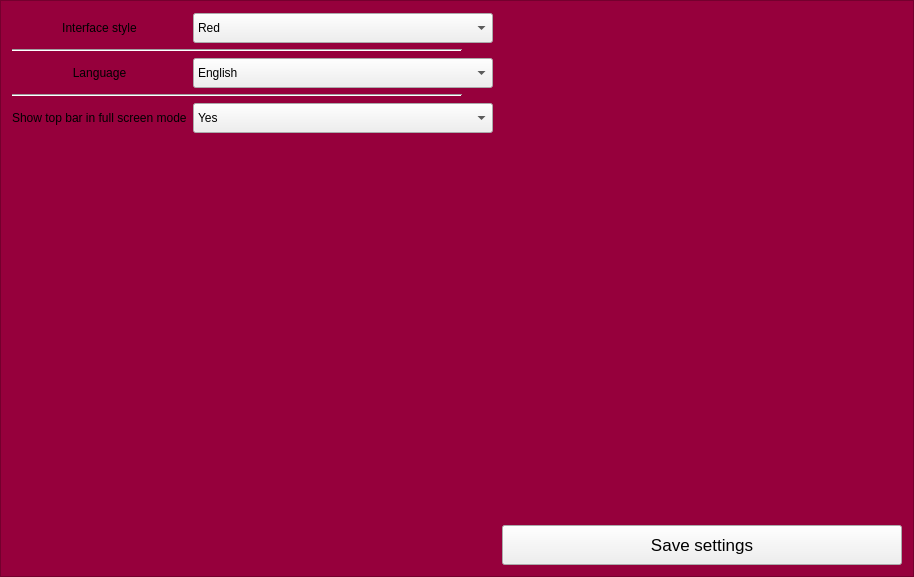
Qt form parser-test/settings_programlayout.ui (JerryShe/O-Reader) before a commit.
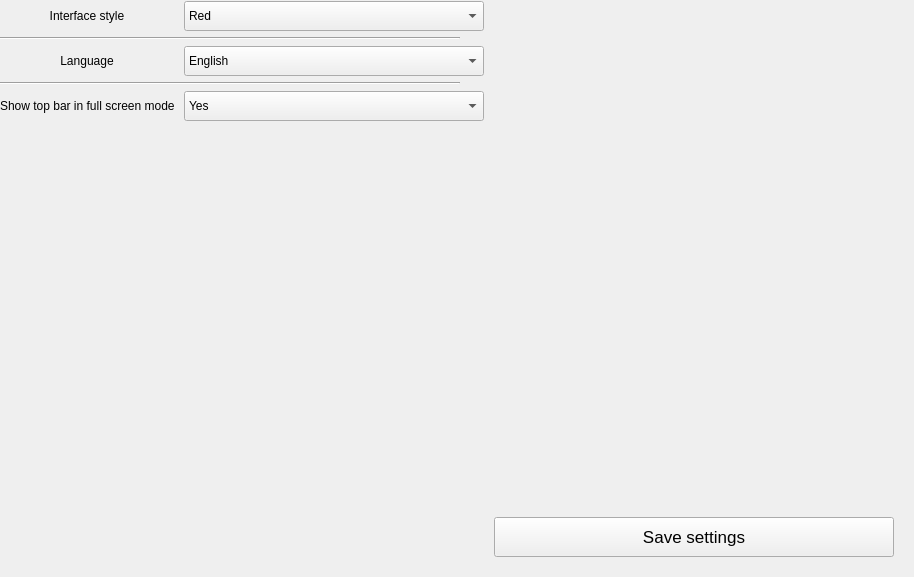
The same form after that commit.

```diff
--- a/parser-test/settings_programlayout.ui
+++ b/parser-test/settings_programlayout.ui
@@ -20,22 +20,30 @@
    <string>Frame</string>
   </property>
   <property name="styleSheet">
-   <string notr="true">#Settings_ProgramLayout
-{background-color:rgb(150, 0, 60);
-color:white;}
-
-line 
-{
-background-color:red;
-}</string>
+   <string notr="true"/>
   </property>
   <property name="frameShape">
-   <enum>QFrame::StyledPanel</enum>
+   <enum>QFrame::NoFrame</enum>
   </property>
   <property name="frameShadow">
    <enum>QFrame::Raised</enum>
   </property>
   <layout class="QGridLayout" name="gridLayout">
+   <property name="leftMargin">
+    <number>0</number>
+   </property>
+   <property name="topMargin">
+    <number>0</number>
+   </property>
+   <property name="rightMargin">
+    <number>20</number>
+   </property>
+   <property name="bottomMargin">
+    <number>20</number>
+   </property>
+   <property name="horizontalSpacing">
+    <number>10</number>
+   </property>
    <item row="7" column="3">
     <widget class="QPushButton" name="SaveButton">
      <property name="sizePolicy">
@@ -70,7 +78,7 @@
     <widget class="Line" name="line_63">
      <property name="maximumSize">
       <size>
-       <width>450</width>
+       <width>460</width>
        <height>10</height>
       </size>
      </property>
@@ -96,7 +104,7 @@
     <widget class="Line" name="line_62">
      <property name="maximumSize">
       <size>
-       <width>450</width>
+       <width>460</width>
        <height>10</height>
       </size>
      </property>
```
Left out of the diff: 26 changed lines with no effect on the pictures.
